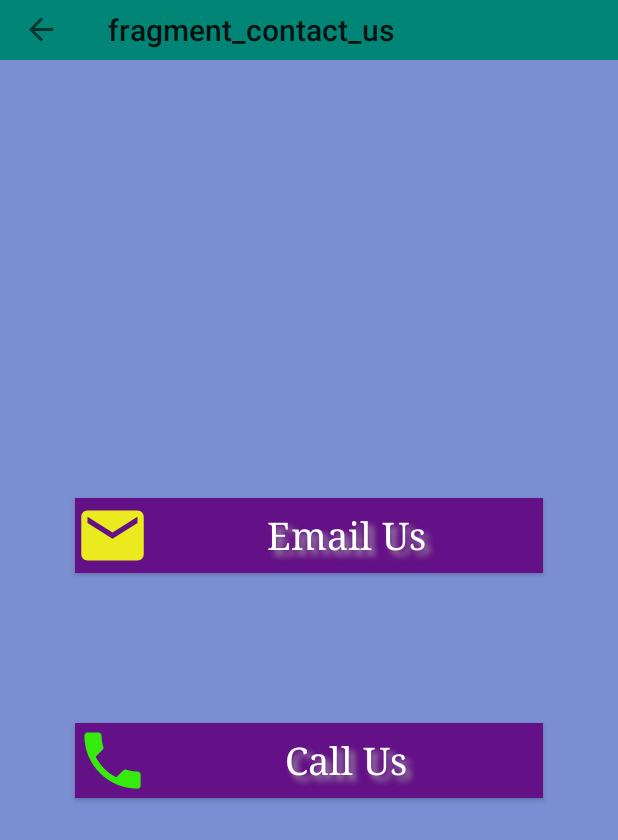
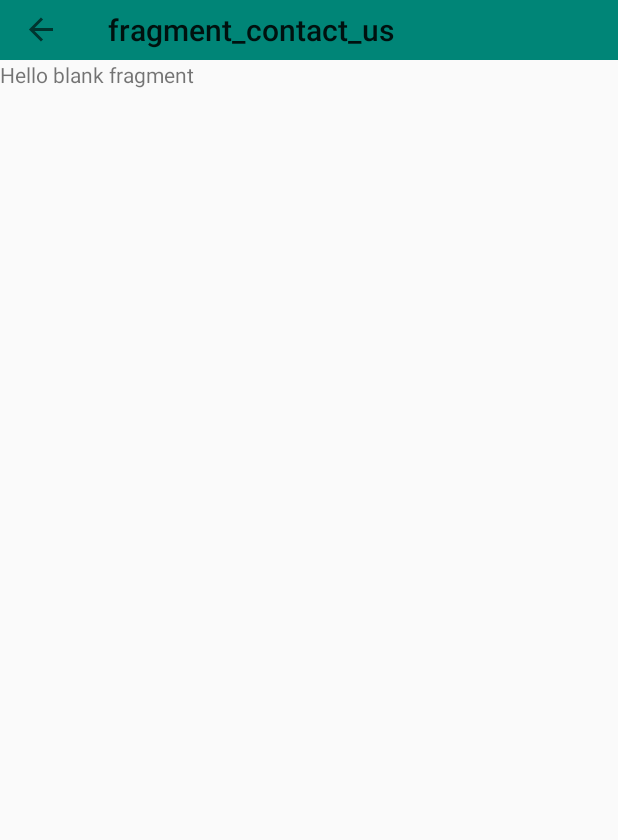
Before and after one commit to MohammedIbrahim01/RealEstateInvest, an Android app: the ContactUsFragment screen opened through its navigation route, on a phone screen of 412 x 824 dp. Shown: the top 840 px of the screen. Run offline under Robolectric (Android 15) with nearby library versions, the phone set to English and light mode, and no system bars; our stand-ins replace navigation-ui.

Commit message:
Revert "make up the contact us fragment"

```diff
--- a/app/src/main/AndroidManifest.xml
+++ b/app/src/main/AndroidManifest.xml
@@ -1,7 +1,7 @@
 <?xml version="1.0" encoding="utf-8"?>
 <manifest xmlns:android="http://schemas.android.com/apk/res/android"
     package="com.abdelazim.x.realestateinvest">
-    <uses-permission android:name="android.permission.CALL_PHONE" />
+
     <application
         android:allowBackup="true"
         android:icon="@mipmap/ic_launcher"
--- a/app/src/main/java/com/abdelazim/x/realestateinvest/contact_us/ContactUsFragment.java
+++ b/app/src/main/java/com/abdelazim/x/realestateinvest/contact_us/ContactUsFragment.java
@@ -1,16 +1,11 @@
 package com.abdelazim.x.realestateinvest.contact_us;
 
 
-import android.content.Intent;
-import android.net.Uri;
 import android.os.Bundle;
-import android.support.annotation.NonNull;
-import android.support.annotation.Nullable;
 import android.support.v4.app.Fragment;
 import android.view.LayoutInflater;
 import android.view.View;
 import android.view.ViewGroup;
-import android.widget.Button;
 
 import com.abdelazim.x.realestateinvest.R;
 
@@ -19,7 +14,7 @@ import com.abdelazim.x.realestateinvest.R;
  * A simple {@link Fragment} subclass.
  */
 public class ContactUsFragment extends Fragment {
-    Button btnCallUs, btnEmailUs;
+
 
     public ContactUsFragment() {
         // Required empty public constructor
@@ -30,36 +25,7 @@ public class ContactUsFragment extends Fragment {
     public View onCreateView(LayoutInflater inflater, ViewGroup container,
                              Bundle savedInstanceState) {
         // Inflate the layout for this fragment
-        View view = LayoutInflater.from(getContext()).inflate(R.layout.fragment_contact_us, container, false);
-        btnCallUs = view.findViewById(R.id.btnCallUs);
-        btnEmailUs = view.findViewById(R.id.btnEmailUs);
-        return view;
-    }
-
-    @Override
-    public void onViewCreated(@NonNull View view, @Nullable Bundle savedInstanceState) {
-        btnEmailUs.setOnClickListener(new View.OnClickListener() {
-            @Override
-            public void onClick(View v) {
-                Intent emailIntent = new Intent(Intent.ACTION_SENDTO, Uri.fromParts(
-                        "mailto", "abdelaziz.elantaky@gmail.com", null));
-                emailIntent.putExtra(Intent.EXTRA_SUBJECT, "drop apartment code here");
-                emailIntent.putExtra(Intent.EXTRA_TEXT, "kindly arrange meeting for me to discuss about this apartment");
-                startActivity(Intent.createChooser(emailIntent, "Send email..."));
-
-            }
-        });
-        btnCallUs.setOnClickListener(new View.OnClickListener() {
-            @Override
-            public void onClick(View v) {
-                Intent dialIntent = new Intent();
-                dialIntent.setAction(Intent.ACTION_DIAL);
-                dialIntent.setData(Uri.parse("tel:0109996126"));
-                startActivity(dialIntent);
-            }
-        });
-
-        super.onViewCreated(view, savedInstanceState);
+        return inflater.inflate(R.layout.fragment_contact_us, container, false);
     }
 
 }
--- a/app/src/main/java/com/abdelazim/x/realestateinvest/favorites/FavoritesFragment.java
+++ b/app/src/main/java/com/abdelazim/x/realestateinvest/favorites/FavoritesFragment.java
@@ -45,6 +45,7 @@ public class FavoritesFragment extends Fragment implements FavoritesAdapter.OnLi
     private void initViews(View view) {
 
         favoritesRecyclerView = view.findViewById(R.id.favorites_recyclerView);
+
         favoritesRecyclerView.setLayoutManager(new LinearLayoutManager(getContext()));
         favoritesRecyclerView.setHasFixedSize(true);
         favoritesRecyclerView.setAdapter(new FavoritesAdapter(this));
--- a/app/src/main/res/drawable/icon_call.xml
+++ /dev/null
@@ -1,5 +0,0 @@
-<vector android:height="50dp" android:tint="#37EA0E"
-    android:viewportHeight="24.0" android:viewportWidth="24.0"
-    android:width="50dp" xmlns:android="http://schemas.android.com/apk/res/android">
-    <path android:fillColor="#FF000000" android:pathData="M6.62,10.79c1.44,2.83 3.76,5.14 6.59,6.59l2.2,-2.2c0.27,-0.27 0.67,-0.36 1.02,-0.24 1.12,0.37 2.33,0.57 3.57,0.57 0.55,0 1,0.45 1,1V20c0,0.55 -0.45,1 -1,1 -9.39,0 -17,-7.61 -17,-17 0,-0.55 0.45,-1 1,-1h3.5c0.55,0 1,0.45 1,1 0,1.25 0.2,2.45 0.57,3.57 0.11,0.35 0.03,0.74 -0.25,1.02l-2.2,2.2z"/>
-</vector>
--- a/app/src/main/res/drawable/icon_email.xml
+++ /dev/null
@@ -1,5 +0,0 @@
-<vector android:height="50dp" android:tint="#EAEA1F"
-    android:viewportHeight="24.0" android:viewportWidth="24.0"
-    android:width="50dp" xmlns:android="http://schemas.android.com/apk/res/android">
-    <path android:fillColor="#FF000000" android:pathData="M20,4L4,4c-1.1,0 -1.99,0.9 -1.99,2L2,18c0,1.1 0.9,2 2,2h16c1.1,0 2,-0.9 2,-2L22,6c0,-1.1 -0.9,-2 -2,-2zM20,8l-8,5 -8,-5L4,6l8,5 8,-5v2z"/>
-</vector>
--- a/app/src/main/res/layout/fragment_contact_us.xml
+++ b/app/src/main/res/layout/fragment_contact_us.xml
@@ -3,57 +3,12 @@
     xmlns:tools="http://schemas.android.com/tools"
     android:layout_width="match_parent"
     android:layout_height="match_parent"
-    android:layout_gravity="center"
-    android:orientation="vertical"
     tools:context=".contact_us.ContactUsFragment">
 
-    <LinearLayout
+    <!-- TODO: Update blank fragment layout -->
+    <TextView
         android:layout_width="match_parent"
-        android:gravity="center"
-        android:background="#921F3FB4"
         android:layout_height="match_parent"
-        android:orientation="vertical">
-
-        <Button
-            android:id="@+id/btnEmailUs"
-            android:layout_width="match_parent"
-            android:layout_height="50dp"
-            android:drawableStart="@drawable/icon_email"
-            android:drawableLeft="@drawable/icon_email"
-            android:fontFamily="serif"
-            android:background="#641086"
-            android:layout_margin="50dp"
-            android:radius="10dp"
-            android:shadowColor="#A8A8A8"
-            android:shadowDx="5"
-            android:shadowDy="5"
-            android:shadowRadius="5"
-            android:text="Email Us"
-            android:textAllCaps="false"
-            android:textColor="#ffffff"
-            android:textSize="25sp" />
-
-        <Button
-            android:id="@+id/btnCallUs"
-            android:layout_width="match_parent"
-            android:layout_height="50dp"
-            android:drawableStart="@drawable/icon_call"
-            android:drawableLeft="@drawable/icon_call"
-            android:fontFamily="serif"
-            android:background="#641086"
-            android:layout_margin="50dp"
-            android:radius="10dp"
-            android:shadowColor="#A8A8A8"
-            android:shadowDx="5"
-            android:shadowDy="5"
-            android:shadowRadius="5"
-            android:text="Call Us"
-            android:textAllCaps="false"
-            android:textColor="#ffffff"
-            android:textSize="25sp" />
-
-
-    </LinearLayout>
-
+        android:text="@string/hello_blank_fragment" />
 
 </FrameLayout>
--- a/build.gradle
+++ b/build.gradle
@@ -7,7 +7,7 @@ buildscript {
 
     }
     dependencies {
-        classpath 'com.android.tools.build:gradle:3.3.1'
+        classpath 'com.android.tools.build:gradle:3.3.0'
 
         // NOTE: Do not place your application dependencies here; they belong
         // in the individual module build.gradle files
```
Also changed, not shown: app/src/main/java/com/abdelazim/x/realestateinvest/favorites/FavoritesAdapter.java (line endings or trailing spaces).
